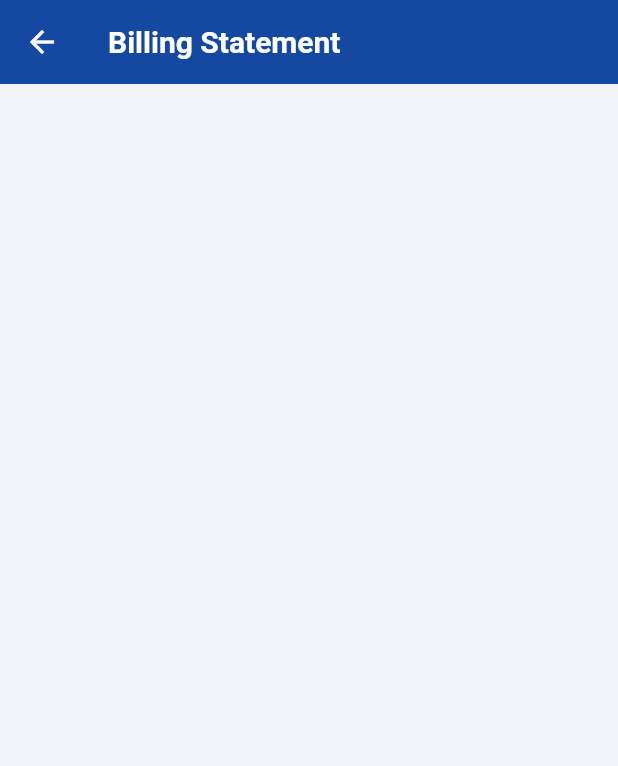
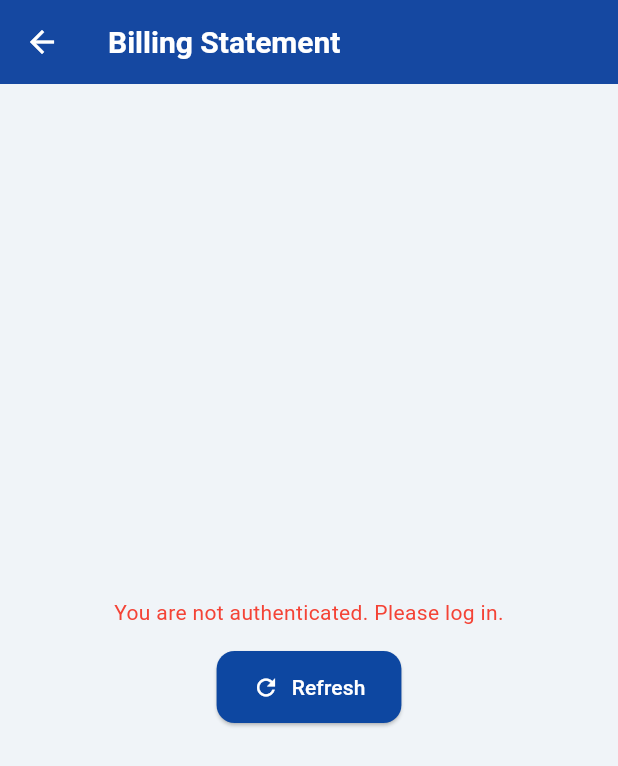
Before and after one commit to whatever413y/M18-Residences, a Flutter app: the BillingPage screen opened directly, on a phone screen of 412 x 824 dp. Shown: the top 766 px of the screen. Run offline on Flutter 3.47's test engine with Material 3 defaults, Android fonts, the phone set to English and light mode, and no system bars; our stand-ins replace equatable, fl_chart, flutter_bloc, flutter_dotenv, shared_preferences; accounts and stored records are empty; network calls fail; statements that could not run were skipped.

Commit message:
Improve authentication and error handling across app
Refactored authentication flow to use token validation and provide detailed error messages. Updated AuthBloc and AuthService for better state management and error reporting. Added authentication checks and error handling to billing and history pages, and improved error widget logic. BillingService now includes authorization headers for API requests.

```diff
--- a/lib/bloc/auth/auth_state.dart
+++ b/lib/bloc/auth/auth_state.dart
@@ -20,7 +20,14 @@ class Authenticated extends AuthState {
   List<Object?> get props => [token, tenant];
 }
 
-class Unauthenticated extends AuthState {}
+class Unauthenticated extends AuthState {
+  final String message;
+
+  Unauthenticated(this.message);
+
+  @override
+  List<Object?> get props => [message];
+}
 
 class AuthError extends AuthState {
   final String message;
--- a/lib/features/billing/billing_page.dart
+++ b/lib/features/billing/billing_page.dart
@@ -2,6 +2,8 @@ import 'package:flutter/material.dart';
 import 'package:flutter_bloc/flutter_bloc.dart';
 import 'package:intl/intl.dart';
 import 'package:rental_management_system_flutter/bloc/auth/auth_bloc.dart';
+import 'package:rental_management_system_flutter/bloc/auth/auth_event.dart';
+import 'package:rental_management_system_flutter/bloc/auth/auth_state.dart';
 import 'package:rental_management_system_flutter/bloc/billing/billing_bloc.dart';
 import 'package:rental_management_system_flutter/bloc/billing/billing_event.dart';
 import 'package:rental_management_system_flutter/bloc/billing/billing_state.dart';
@@ -25,9 +27,10 @@ class BillingPageState extends State<BillingPage> {
   @override
   void initState() {
     super.initState();
+    authBloc = context.read<AuthBloc>();
+    authBloc.add(CheckAuthStatus());
+    tenant = authBloc.cachedTenant!;
     billingBloc = context.read<BillingBloc>();
-    authBloc = context.read<AuthBloc>();
-    tenant = authBloc.cachedTenant!;
     billingBloc.add(FetchBillingByTenantId(tenant.id!));
   }
 
@@ -44,6 +47,12 @@ class BillingPageState extends State<BillingPage> {
             final screenWidth = MediaQuery.of(context).size.width;
             final isMobile = screenWidth < 800;
 
+            return BlocBuilder<AuthBloc, AuthState>(
+              builder: (context, authState) {
+                if (authState is Unauthenticated) {
+                  return buildErrorWidget(context: context, message: 'You are not authenticated. Please log in.');
+                }
+
                 return BlocBuilder<BillingBloc, BillingState>(
                   builder: (context, billingState) {
                     if (billingState is BillingLoading) {
@@ -56,9 +65,12 @@ class BillingPageState extends State<BillingPage> {
                       );
                     } else if (billingState is BillingLoaded) {
                       bill = billingState.bill;
-
                       if (bill == null) {
-                    return const Center(child: CircularProgressIndicator());
+                        return buildErrorWidget(
+                          context: context,
+                          message: "No billing data available for this tenant.",
+                          onRetry: () => billingBloc.add(FetchBillingByTenantId(tenant.id!)),
+                        );
                       }
 
                       return Center(
@@ -72,7 +84,10 @@ class BillingPageState extends State<BillingPage> {
                         ),
                       );
                     }
+
                     return const SizedBox();
+                  },
+                );
               },
             );
           },
--- a/lib/utils/custom_app_bar.dart
+++ b/lib/utils/custom_app_bar.dart
@@ -24,7 +24,7 @@ class CustomAppBar extends StatelessWidget implements PreferredSizeWidget {
       actions: actions,
       elevation: appBarTheme.elevation ?? 4,
       leading: IconButton(
-        icon: Icon(Icons.arrow_back, color: appBarTheme.iconTheme?.color ?? Colors.white),
+        icon: logoutOnBack ? const Icon(Icons.logout, color: Colors.white) : leading ?? const Icon(Icons.arrow_back, color: Colors.white),
         onPressed: () {
           if (logoutOnBack) {
             context.read<AuthBloc>().add(LogoutRequested());
--- a/lib/utils/widgets/widgets.dart
+++ b/lib/utils/widgets/widgets.dart
@@ -1,5 +1,9 @@
 import 'package:flutter/material.dart';
+import 'package:flutter_bloc/flutter_bloc.dart';
 import 'package:intl/intl.dart';
+import 'package:rental_management_system_flutter/bloc/auth/auth_bloc.dart';
+import 'package:rental_management_system_flutter/bloc/auth/auth_event.dart';
+import 'package:rental_management_system_flutter/features/login/login_page.dart';
 import 'package:rental_management_system_flutter/models/billing.dart';
 
 Widget buildBillItemWidget(String label, int amount, NumberFormat currencyFormat, {bool isTotal = false}) {
@@ -35,14 +39,23 @@ Widget buildReadingItemWidget(String label, int value) {
   );
 }
 
-Widget buildErrorWidget({required BuildContext context, required String message, required VoidCallback onRetry}) {
+Widget buildErrorWidget({required BuildContext context, required String message, VoidCallback? onRetry}) {
   return Center(
     child: Column(
       mainAxisAlignment: MainAxisAlignment.center,
       children: [
         Text(message, style: const TextStyle(color: Colors.red), textAlign: TextAlign.center),
         const SizedBox(height: 16),
-        ElevatedButton.icon(onPressed: onRetry, icon: const Icon(Icons.refresh), label: const Text('Refresh')),
+        ElevatedButton.icon(
+          onPressed:
+              onRetry ??
+              () {
+                context.read<AuthBloc>().add(LogoutRequested());
+                Navigator.of(context).pushAndRemoveUntil(MaterialPageRoute(builder: (_) => LoginPage()), (route) => false);
+              },
+          icon: const Icon(Icons.refresh),
+          label: const Text('Refresh'),
+        ),
       ],
     ),
   );
```
Also changed, not shown: lib/bloc/auth/auth_bloc.dart (+25 -22 lines), lib/features/history/history_page.dart (+24 -8 lines), lib/features/home/home_page.dart (+27 -10 lines), lib/services/auth_service.dart (+42 -36 lines), lib/services/billing_service.dart (+19 -2 lines). Lines whose indentation alone changed are shown as unchanged.
